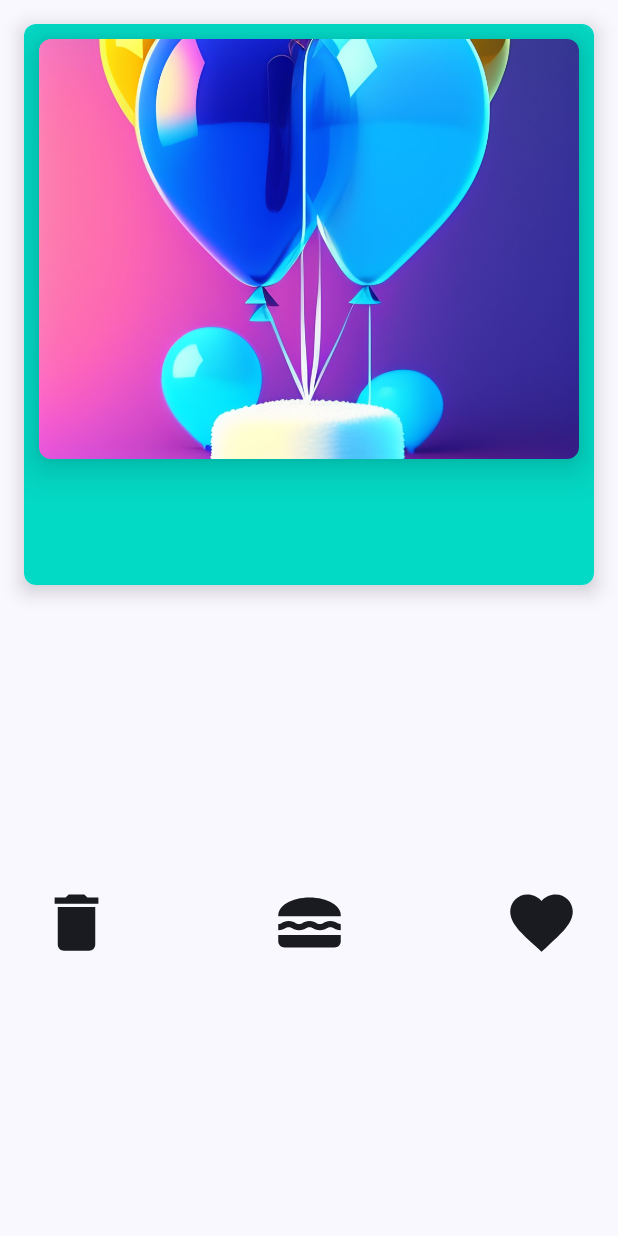
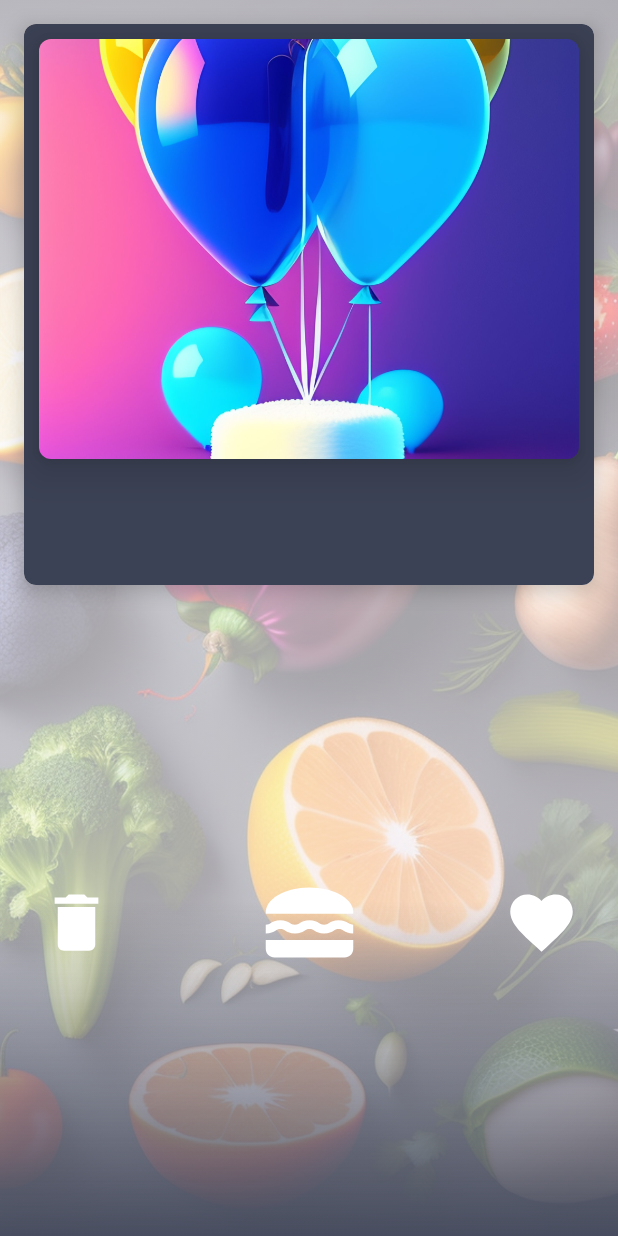
Before and after one commit to vladr7/EmaFoods, an Android app built with Jetpack Compose: the composable PendingFoodScreen shown on its own in the app's theme, on a phone screen of 412 x 824 dp. Run offline under Robolectric (Android 15) with nearby library versions, the phone set to English and light mode, and no system bars; pictures from the network do not load.

Commit message:
Pending Background

```diff
--- a/app/src/main/java/com/example/emafoods/feature/pending/presentation/PendingFoodScreen.kt
+++ b/app/src/main/java/com/example/emafoods/feature/pending/presentation/PendingFoodScreen.kt
@@ -6,14 +6,17 @@ import androidx.compose.animation.animateContentSize
 import androidx.compose.animation.core.Animatable
 import androidx.compose.animation.core.Spring
 import androidx.compose.animation.core.spring
+import androidx.compose.foundation.Image
 import androidx.compose.foundation.background
 import androidx.compose.foundation.gestures.Orientation
 import androidx.compose.foundation.gestures.draggable
 import androidx.compose.foundation.gestures.rememberDraggableState
 import androidx.compose.foundation.layout.Arrangement
+import androidx.compose.foundation.layout.Box
 import androidx.compose.foundation.layout.Column
 import androidx.compose.foundation.layout.Row
 import androidx.compose.foundation.layout.Spacer
+import androidx.compose.foundation.layout.fillMaxSize
 import androidx.compose.foundation.layout.fillMaxWidth
 import androidx.compose.foundation.layout.height
 import androidx.compose.foundation.layout.offset
@@ -22,7 +25,6 @@ import androidx.compose.foundation.layout.width
 import androidx.compose.foundation.shape.RoundedCornerShape
 import androidx.compose.material.Card
 import androidx.compose.material.CircularProgressIndicator
-import androidx.compose.material.MaterialTheme
 import androidx.compose.material.icons.Icons
 import androidx.compose.material.icons.filled.Delete
 import androidx.compose.material.icons.filled.Favorite
@@ -32,18 +34,25 @@ import androidx.compose.material3.Text
 import androidx.compose.runtime.Composable
 import androidx.compose.runtime.collectAsState
 import androidx.compose.runtime.getValue
+import androidx.compose.runtime.mutableStateOf
 import androidx.compose.runtime.remember
 import androidx.compose.runtime.rememberCoroutineScope
+import androidx.compose.runtime.setValue
 import androidx.compose.ui.Alignment
 import androidx.compose.ui.Modifier
+import androidx.compose.ui.draw.alpha
 import androidx.compose.ui.draw.shadow
 import androidx.compose.ui.graphics.Brush
+import androidx.compose.ui.graphics.Color
 import androidx.compose.ui.layout.ContentScale
+import androidx.compose.ui.layout.onGloballyPositioned
 import androidx.compose.ui.platform.LocalContext
+import androidx.compose.ui.res.painterResource
 import androidx.compose.ui.text.ExperimentalTextApi
 import androidx.compose.ui.text.TextStyle
 import androidx.compose.ui.text.font.FontWeight
 import androidx.compose.ui.text.style.TextAlign
+import androidx.compose.ui.unit.IntSize
 import androidx.compose.ui.unit.dp
 import androidx.compose.ui.unit.sp
 import androidx.hilt.navigation.compose.hiltViewModel
@@ -82,6 +91,7 @@ fun PendingFoodScreen(
     onSwipeLeft: () -> Unit,
     onSwipeRight: () -> Unit,
 ) {
+    PendingFoodBackground(imageId = R.drawable.pendingbackground)
     Column(
         verticalArrangement = Arrangement.Center,
         horizontalAlignment = Alignment.CenterHorizontally
@@ -107,7 +117,7 @@ fun FoodItem(
     modifier: Modifier = Modifier,
 ) {
     val color by animateColorAsState(
-        targetValue = MaterialTheme.colors.secondary
+        targetValue = androidx.compose.material3.MaterialTheme.colorScheme.secondary
     )
 
     Card(
@@ -161,7 +171,8 @@ fun RejectFood() {
         Icons.Filled.Delete, contentDescription = "Reject Food",
         modifier = Modifier
             .height(50.dp)
-            .width(50.dp)
+            .width(50.dp),
+        tint = androidx.compose.material3.MaterialTheme.colorScheme.onSecondary
     )
 }
 
@@ -205,8 +216,9 @@ fun SwipableFood(
                 }
             )
             .padding(70.dp)
-            .height(50.dp)
-            .width(50.dp)
+            .height(70.dp)
+            .width(70.dp),
+        tint = androidx.compose.material3.MaterialTheme.colorScheme.onSecondary
     )
 }
 
@@ -216,7 +228,8 @@ fun AcceptFood() {
         Icons.Filled.Favorite, contentDescription = "Accept Food",
         modifier = Modifier
             .height(50.dp)
-            .width(50.dp)
+            .width(50.dp),
+        tint = androidx.compose.material3.MaterialTheme.colorScheme.onSecondary
     )
 }
 
@@ -303,3 +316,40 @@ fun PendingFoodDescription(
             )
     )
 }
+
+@Composable
+fun PendingFoodBackground(
+    modifier: Modifier = Modifier,
+    imageId: Int,
+) {
+    var sizeImage by remember { mutableStateOf(IntSize.Zero) }
+
+    val gradient = Brush.verticalGradient(
+        colors = listOf(
+            Color.Transparent,
+            androidx.compose.material3.MaterialTheme.colorScheme.secondary
+        ),
+        startY = 900f,
+        endY = sizeImage.height.toFloat(),
+    )
+
+    Box() {
+        Image(
+            painter = painterResource(id = imageId),
+            contentDescription = null,
+            contentScale = ContentScale.FillHeight,
+            modifier = modifier
+                .onGloballyPositioned {
+                    sizeImage = it.size
+                }
+                .fillMaxSize(),
+            alpha = 0.35f
+        )
+        Box(
+            modifier = Modifier
+                .matchParentSize()
+                .alpha(0.90f)
+                .background(gradient)
+        )
+    }
+}
```
Also changed, not shown: app/src/main/res/drawable/pendingbackground.jpeg (added).
